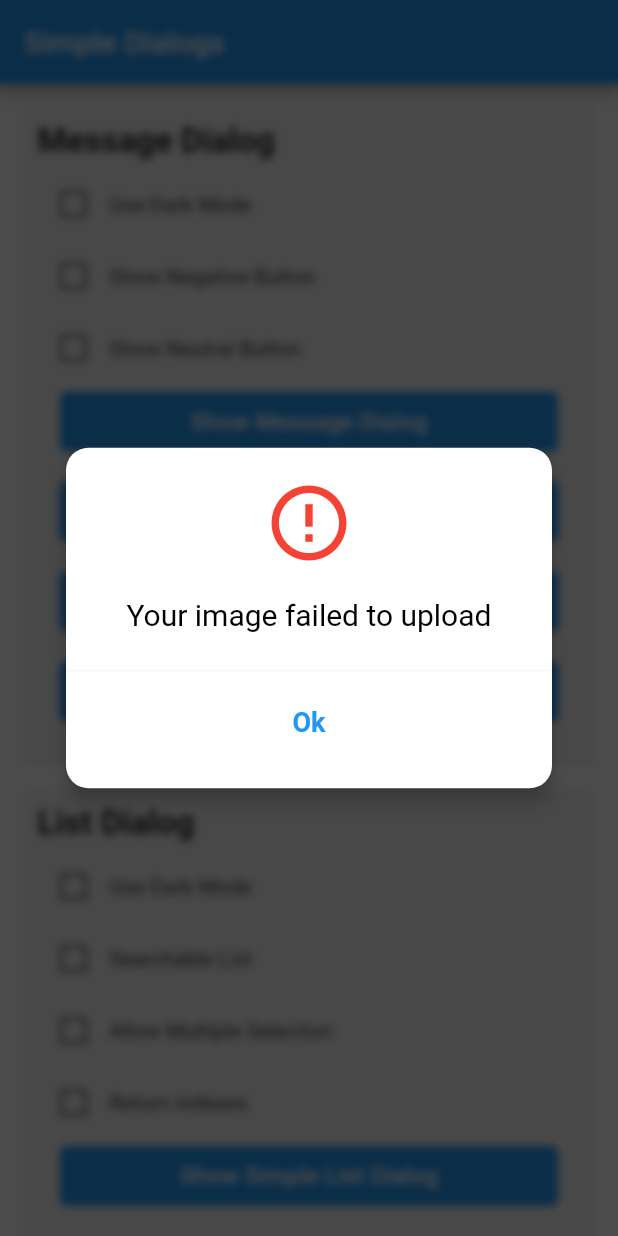
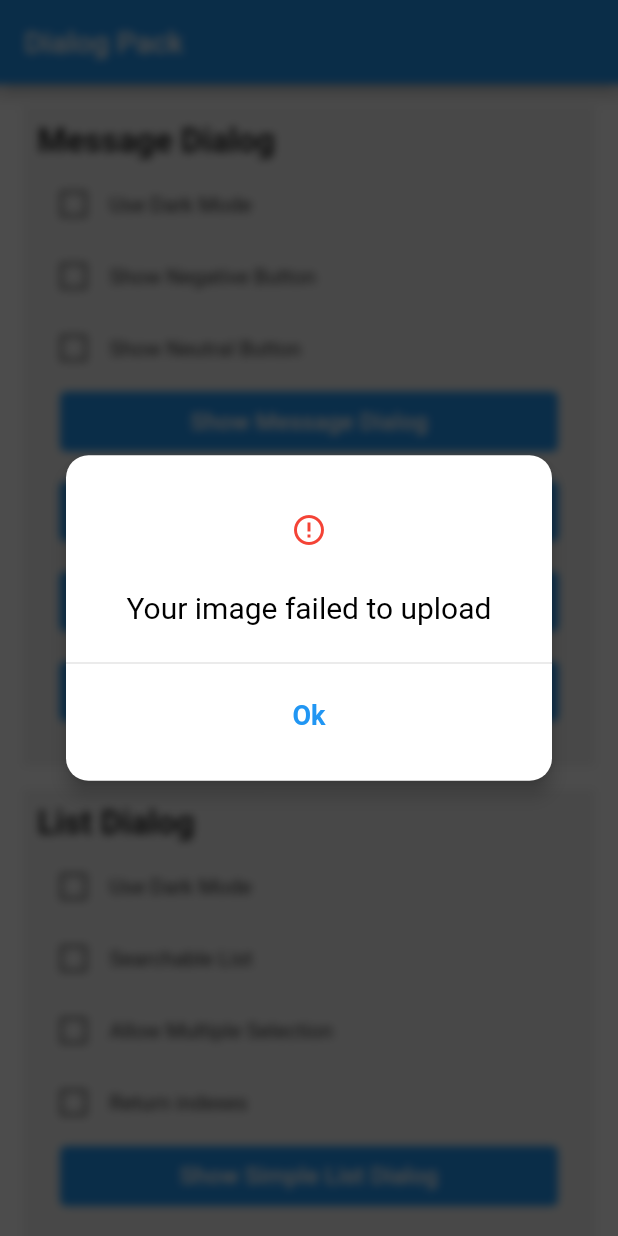
Before and after one commit to johnebere58/dialogpack, a Flutter app: the screen it shows after launch, after a tap on "Show Failed Dialog", on a phone screen of 412 x 824 dp. Run offline on Flutter 3.47's test engine with Material 2 defaults, Android fonts, the phone set to English and light mode, and no system bars; our stand-ins replace get_it; missing offline and left inert: gif_view.

Commit message:
success dialog: fixing gif issues

```diff
--- a/example/lib/main.dart
+++ b/example/lib/main.dart
@@ -49,7 +49,7 @@ class _MyHomePageState extends State<MyHomePage> {
 
     return Scaffold(
       appBar: AppBar(
-        title: const Text('Simple Dialogs'),
+        title: const Text('Dialog Pack'),
       ),
       backgroundColor: Colors.white,
       body: SingleChildScrollView(
--- a/lib/src/assets/color_assets.dart
+++ b/lib/src/assets/color_assets.dart
@@ -14,7 +14,9 @@ Color get blackColor2 => DialogManager.darkMode?white:warm_grey_two;
 
 double get bestOpacity => DialogManager.darkMode?(.5):(.1);
 
-double get bestOpacity2 => DialogManager.darkMode?(.3):(.03);
+double get bestOpacity2 => DialogManager.darkMode?(.3):(.1);
+
+double get bestOpacity3 => DialogManager.darkMode?(.3):(.03);
 
 const Color black = Color(0xff000000);
 const Color white = Color(0xffffffff);
--- a/lib/src/dialog_manager.dart
+++ b/lib/src/dialog_manager.dart
@@ -75,7 +75,9 @@ class DialogManager{
             Widget? transition}){
         launchNewScreen(context, MessageDialog(messageDialogModel:
         MessageDialogModel(
-            icon: Icons.check_circle_outlined,
+            gif: 'dialogpack:assets/success.gif',
+            iconOrImageSize: 100,
+            iconOrImageColor: Colors.blue,
             message: message,title: title,
             onPositiveClicked: clickedYes,
         )),
@@ -89,7 +91,7 @@ class DialogManager{
             Widget? transition}){
         launchNewScreen(context, MessageDialog(messageDialogModel:
         MessageDialogModel(
-            icon: Icons.error_outline,iconColor: Colors.red,
+            icon: Icons.error_outline,iconOrImageColor: Colors.red,
             message: message,title: title,
             onPositiveClicked: clickedYes,
         )),
--- a/lib/src/dialogs/message_dialog.dart
+++ b/lib/src/dialogs/message_dialog.dart
@@ -6,8 +6,8 @@ import 'package:dialogpack/src/utils/screen_utils.dart';
 import 'package:flutter/material.dart';
 import 'package:dialogpack/src/assets/string_assets.dart';
 import 'package:dialogpack/src/blocs/message_dialog_controller.dart';
-import 'package:dialogpack/src/models/message_dialog_model.dart';
 import 'package:dialogpack/src/utils/widget_utils.dart';
+import 'package:gif_view/gif_view.dart';
 
 
 class MessageDialog extends StatefulWidget {
@@ -100,11 +100,12 @@ class MessageDialogState extends State<MessageDialog> {
   Widget page() {
 
     IconData? icon = messageDialogModel.icon;
-    // String? image = messageDialogModel.assetImage;
+    String? image = messageDialogModel.assetImage;
+    String? gif = messageDialogModel.gif;
     String? title = messageDialogModel.title;
     String message = messageDialogModel.message;
-    Color iconColor = messageDialogModel.iconColor;
-    double iconSize = messageDialogModel.iconSize;
+    Color iconOrImageColor = messageDialogModel.iconOrImageColor;
+    double iconOrImageSize = messageDialogModel.iconOrImageSize;
     String positiveText = messageDialogModel.positiveClickText;
     String? negativeText = messageDialogModel.negativeClickText;
     String? neutralText = messageDialogModel.neutralClickText;
@@ -137,30 +138,29 @@ class MessageDialogState extends State<MessageDialog> {
                 child: Column(
                   mainAxisSize: MainAxisSize.min,
                   children: [
-                    // if(image!=null || icon!=null)Container(
-                    //     padding: EdgeInsets.all(
-                    //         iconPadding),
-                    //     decoration: const BoxDecoration(
-                    //       shape: BoxShape.circle,
-                    //     ),
-                    //     child: (icon == null && image !=null)
-                    //         ? (Image.asset(
-                    //           image,
-                    //           color: iconColor,
-                    //           width: 45,
-                    //           height: 45,
-                    //     ))
-                    //         : Icon(
-                    //       icon,
-                    //       color: iconColor,
-                    //       size: 75,
-                    //     )),
-                    if(icon!=null)Icon(
-                      icon,
-                      color: iconColor,
-                      size: iconSize,
+
+                    if(icon!=null || image!=null || gif!=null)SizedBox(
+                        width: iconOrImageSize,height: iconOrImageSize,
+                        // margin: EdgeInsets.only(bottom: 10),
+                        child:
+                        gif!=null?GifView.asset(gif,loop: false,
+                          frameRate: 35,color: iconOrImageColor,
+                        ):
+                        (icon == null && image !=null)
+                            ? (Image.asset(
+                          image,
+                          color: iconOrImageColor,package: "dialogpack",
+                          // width: 45,
+                          // height: 45,
+                        ))
+                            : Icon(
+                          icon,
+                          color: iconOrImageColor,
+                          // size: 75,
+                        )
                     ),
-                    addSpace(20),
+
+                    addSpace(10),
                     if(title!=null)Container(
                       margin: const EdgeInsets.only(bottom: 5),
                       child: Text(
--- a/lib/src/models/message_dialog_model.dart
+++ b/lib/src/models/message_dialog_model.dart
@@ -4,10 +4,11 @@ import 'package:flutter/material.dart';
 
 class MessageDialogModel{
 
-    // final String? assetImage;
+    final String? gif;
+    final String? assetImage;
     final IconData? icon;
-    final Color iconColor;
-    final double iconSize;
+    final Color iconOrImageColor;
+    final double iconOrImageSize;
     final String? title;
     final String message;
     final String positiveClickText;
@@ -30,9 +31,10 @@ class MessageDialogModel{
       required this.message,
       this.title,
       this.icon,
-      // this.assetImage,
-      this.iconColor= Colors.blue,
-      this.iconSize = 60.0,
+      this.assetImage,
+      this.gif,
+      this.iconOrImageColor= Colors.blue,
+      this.iconOrImageSize = 60.0,
       this.positiveClickText = "Ok",
       this.negativeClickText,
       this.neutralClickText,
--- a/lib/src/utils/widgets/custom_check_box.dart
+++ b/lib/src/utils/widgets/custom_check_box.dart
@@ -76,7 +76,7 @@ class CustomCheckBox extends StatefulWidget {
                padding: const EdgeInsets.all(2),
                decoration: BoxDecoration(
                    shape: BoxShape.circle,
-                   color: checked?Colors.transparent: blackColor.withOpacity(bestOpacity2),
+                   color: checked?Colors.transparent: blackColor.withOpacity(bestOpacity3),
                    border:
                    Border.all(color:checkColor, width: 1.5)
                ),
```
Also changed, not shown: pubspec.yaml (+4 -4 lines), assets/success.gif (added), example/pubspec.lock.
